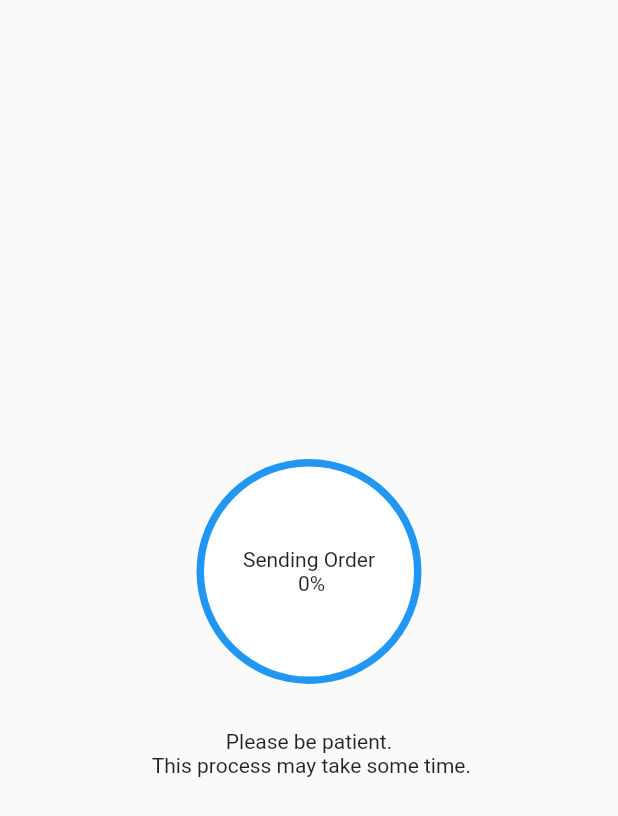
After one commit to sjtsh/psr_application, a Flutter app: the ProgressIndicatorLast screen opened directly, on a phone screen of 412 x 824 dp. The commit adds this screen. Shown: the top 816 px of the screen. Run offline on Flutter 3.47's test engine with Material 2 defaults, Android fonts, the phone set to English and light mode, and no system bars; our stand-ins replace camera, carousel_slider, connectivity_plus, countup, expandable, firebase_core and 15 more; missing offline and left inert: nepali_date_picker, nepali_utils; accounts and stored records are empty.

Commit message:
new session

```diff
--- a/lib/MyApp.dart
+++ b/lib/MyApp.dart
@@ -1,6 +1,7 @@
 import 'package:flutter/material.dart';
 import 'package:geolocator/geolocator.dart';
 import 'package:google_fonts/google_fonts.dart';
+import 'package:permission_handler/permission_handler.dart';
 import 'package:psr_application/Screens/LoginScreen/CheckTodayScreen.dart';
 import 'Screens/LoginScreen/CheckSessionScreen.dart';
 
@@ -14,6 +15,7 @@ class MyApp extends StatefulWidget {
 class _MyAppState extends State<MyApp> {
   ask() async {
     LocationPermission checkPermission = await Geolocator.checkPermission();
+    await Permission.camera.request();
     if (checkPermission == LocationPermission.denied) {
       Geolocator.requestPermission();
     }
--- a/lib/Screens/LoginScreen/CheckTodayScreen.dart
+++ b/lib/Screens/LoginScreen/CheckTodayScreen.dart
@@ -6,6 +6,7 @@ import 'package:nepali_date_picker/nepali_date_picker.dart';
 import 'package:provider/provider.dart';
 import 'package:psr_application/HiveBox/HiveBoxLocal.dart';
 import 'package:psr_application/Screens/BeatScreen/BeatScreen.dart';
+import 'package:psr_application/StateManagement/SignatureManagement.dart';
 import 'package:shared_preferences/shared_preferences.dart';
 
 import '../../StateManagement/DataManagement.dart';
@@ -24,8 +25,11 @@ class CheckTodayScreen extends StatelessWidget {
         String? lastLogIn = prefs.getString("date");
         availableCameras().then((value) async {
           context.read<ShopClosedController>().cameras = value;
+          context.read<SignatureManagement>().cameras = value;
           context.read<ShopClosedController>().controller =  CameraController(value[0], ResolutionPreset.max);
           await context.read<ShopClosedController>().controller?.initialize();
+          context.read<SignatureManagement>().cameraController =  CameraController(value[1], ResolutionPreset.max);
+          await context.read<SignatureManagement>().cameraController?.initialize();
         });
         try {
           context.read<DataManagement>().hiveBoxLocal =
--- a/lib/Screens/OrderScreen/ConfirmOrderScreen/ConfirmOrderScreen.dart
+++ b/lib/Screens/OrderScreen/ConfirmOrderScreen/ConfirmOrderScreen.dart
@@ -258,7 +258,6 @@ class ConfirmOrderScreen extends StatelessWidget {
                               child: MaterialButton(
                                 onPressed: () async {
                                   Navigator.push(context, MaterialPageRoute(builder: (_){
-
                                     return SignaturePage();
                                   }));
                                 },
--- /dev/null
+++ b/lib/Signature/progressIndicator.dart
@@ -0,0 +1,43 @@
+
+import 'package:flutter/material.dart';
+import 'package:liquid_progress_indicator/liquid_progress_indicator.dart';
+import 'package:provider/provider.dart';
+
+import '../StateManagement/SignatureManagement.dart';
+
+class ProgressIndicatorLast extends StatelessWidget {
+  const ProgressIndicatorLast({Key? key}) : super(key: key);
+
+  @override
+  Widget build(BuildContext context) {
+    return Scaffold(
+      body:Column(
+        mainAxisAlignment: MainAxisAlignment.center,
+        children: [
+          Center(
+            child: SizedBox(
+              height: 150,
+              width: 150,
+              child: LiquidCircularProgressIndicator(
+                value: context.watch<SignatureManagement>().cir/100,
+                // Defaults to 0.5.
+                valueColor: AlwaysStoppedAnimation(Color(0xff9cd2f1)),
+                // Defaults to the current Theme's accentColor.
+                backgroundColor: Colors.white,
+                // Defaults to the current Theme's backgroundColor.
+                borderColor: Colors.blue,
+                borderWidth: 5.0,
+                direction: Axis.vertical,
+                // The direction the liquid moves (Axis.vertical = bottom to top, Axis.horizontal = left to right). Defaults to Axis.vertical.
+                center: Text("Sending Order \n ${context.watch<SignatureManagement>().cir.toStringAsFixed(0)}%", textAlign: TextAlign.center
+                  ,),
+              ),
+            ),
+          ),
+          SizedBox(height:  30,),
+          Text("Please be patient. \n This process may take some time.",textAlign: TextAlign.center, maxLines: 2,)
+        ],
+      )
+    );
+  }
+}
--- a/lib/StateManagement/MapManagement.dart
+++ b/lib/StateManagement/MapManagement.dart
@@ -17,6 +17,11 @@ class MapManagement with ChangeNotifier, DiagnosticableTreeMixin {
   List<Outlet> sortedOutlets = [];
   CarouselController carouselController = CarouselController();
   LatLng userPosition = LatLng(0, 0);
+  int ? selectedOutletIndex;
+
+  changeSelectedOutletIndex (int index){
+    selectedOutletIndex = index;
+  }
 
 
   changeSelectedMarkerOutletByCarousel(int index) {
@@ -32,6 +37,9 @@ class MapManagement with ChangeNotifier, DiagnosticableTreeMixin {
     //       sortedOutlets[index].lng,
     //     ))));
   }
+
+
+
 
   getCurrentLocation() async {
     Position position = await Geolocator.getCurrentPosition();
--- /dev/null
+++ b/lib/StateManagement/SignatureManagement.dart
@@ -0,0 +1,48 @@
+import 'dart:async';
+import 'dart:io';
+
+import 'package:camera/camera.dart';
+import 'package:firebase_storage/firebase_storage.dart';
+import 'package:flutter/cupertino.dart';
+import 'package:flutter/foundation.dart';
+import 'package:firebase_storage/firebase_storage.dart' as firebase_storage;
+import 'package:firebase_core/firebase_core.dart';
+import 'package:google_maps_flutter/google_maps_flutter.dart';
+import 'package:native_device_orientation/native_device_orientation.dart';
+import '../firebase_options.dart';
+import 'LogInManagement.dart';
+
+class SignatureManagement with ChangeNotifier, DiagnosticableTreeMixin {
+  NativeDeviceOrientation? orientation;
+  CameraController? cameraController;
+  bool isloading = false;
+  List<CameraDescription> cameras = [];
+
+
+  imageSent() {
+    isloading = !isloading;
+    notifyListeners();
+  }
+
+  int _cir = 0;
+
+  int get cir => _cir;
+
+  incrementValue(){
+    _cir = 0;
+    Timer ? timer;
+    timer = Timer.periodic(Duration(milliseconds: 100),(_){
+      _cir = _cir+1;
+      if(_cir >= 100){
+        timer?.cancel();
+        // percent=0;
+      }
+      print(_cir);
+      notifyListeners();
+
+    }
+
+    );
+  }
+  notifyListeners();
+}
--- a/lib/apis/Services/OrderService.dart
+++ b/lib/apis/Services/OrderService.dart
@@ -118,7 +118,7 @@ class OrderService {
           competitiveExistingStock,
           ownExistingStock,
           noOrderReasons));
-          return true;
+      return true;
     }
   }
 
--- a/pubspec.yaml
+++ b/pubspec.yaml
@@ -57,6 +57,8 @@ dependencies:
   image_gallery_saver:
   flushbar:
   hive:
+  screenshot: ^1.2.3
+  liquid_progress_indicator: ^0.4.0
 
 
   # The following adds the Cupertino Icons font to your application.
```
Also changed, not shown: lib/Screens/LoginScreen/LoadChangeNotifiers.dart (+7 -1 lines), lib/Screens/MapScreen/OutletList.dart (+28 -0 lines), lib/Signature/signature_page.dart (+27 -10 lines), pubspec.lock.
